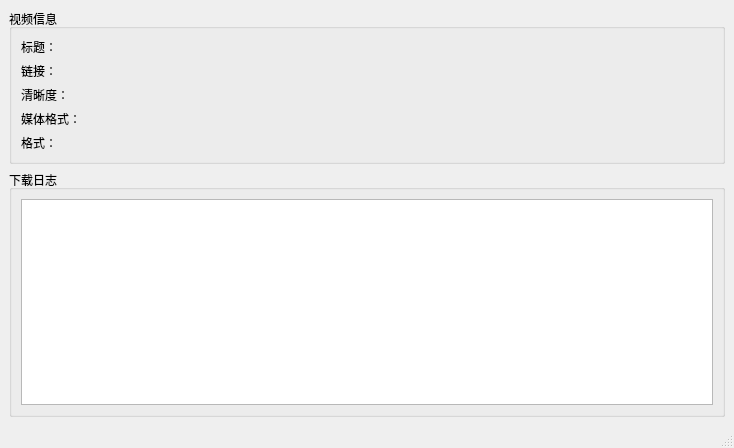
Qt form ui/downloadwindow.ui (wuyue92tree/nice-you-get) before a commit.
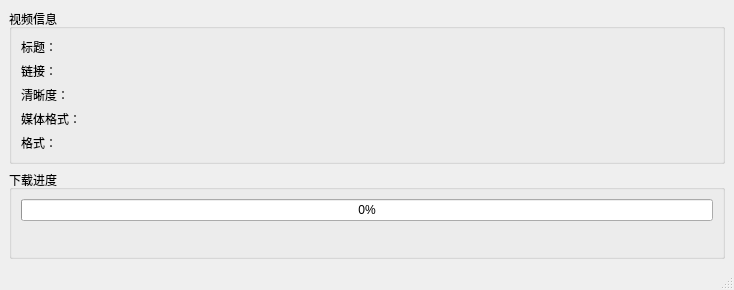
The same form after that commit.

```diff
--- a/ui/downloadwindow.ui
+++ b/ui/downloadwindow.ui
@@ -7,7 +7,7 @@
     <x>0</x>
     <y>0</y>
     <width>734</width>
-    <height>448</height>
+    <height>260</height>
    </rect>
   </property>
   <property name="windowTitle">
@@ -177,11 +177,35 @@
     <item row="1" column="0">
      <widget class="QGroupBox" name="groupBox_2">
       <property name="title">
-       <string>下载日志</string>
+       <string>下载进度</string>
       </property>
       <layout class="QGridLayout" name="gridLayout">
-       <item row="0" column="0">
-        <widget class="QTextBrowser" name="textBrowser"/>
+       <item row="1" column="0">
+        <widget class="QLabel" name="speedLabel">
+         <property name="text">
+          <string/>
+         </property>
+        </widget>
+       </item>
+       <item row="1" column="1">
+        <spacer name="horizontalSpacer">
+         <property name="orientation">
+          <enum>Qt::Horizontal</enum>
+         </property>
+         <property name="sizeHint" stdset="0">
+          <size>
+           <width>40</width>
+           <height>20</height>
+          </size>
+         </property>
+        </spacer>
+       </item>
+       <item row="0" column="0" colspan="2">
+        <widget class="QProgressBar" name="downloadProgressBar">
+         <property name="value">
+          <number>0</number>
+         </property>
+        </widget>
        </item>
       </layout>
      </widget>
```
